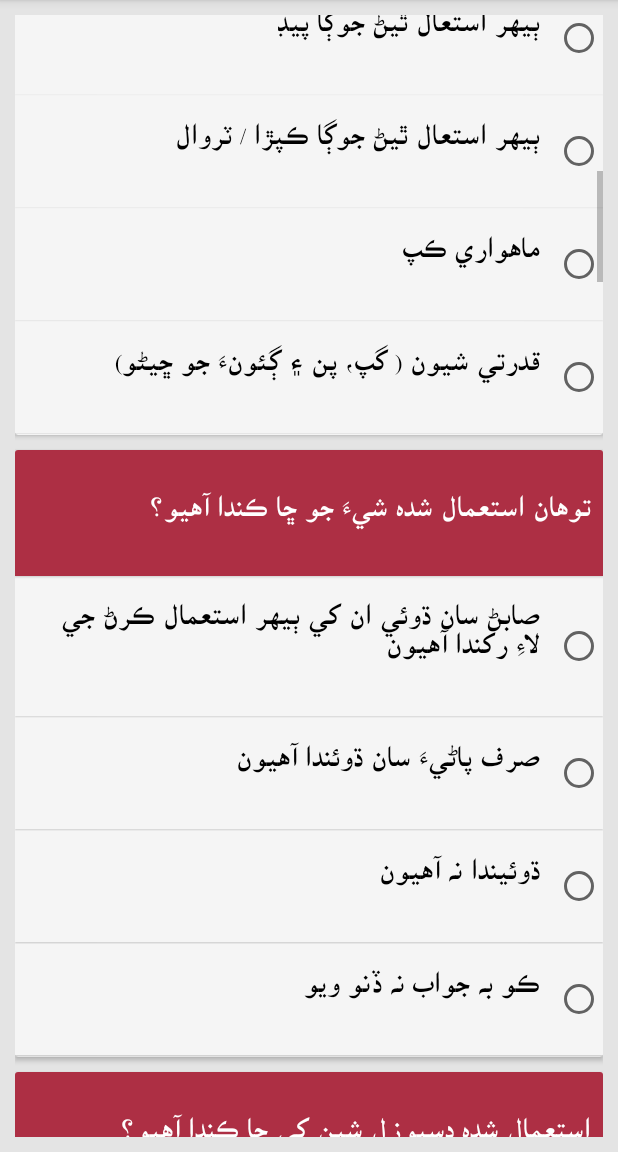
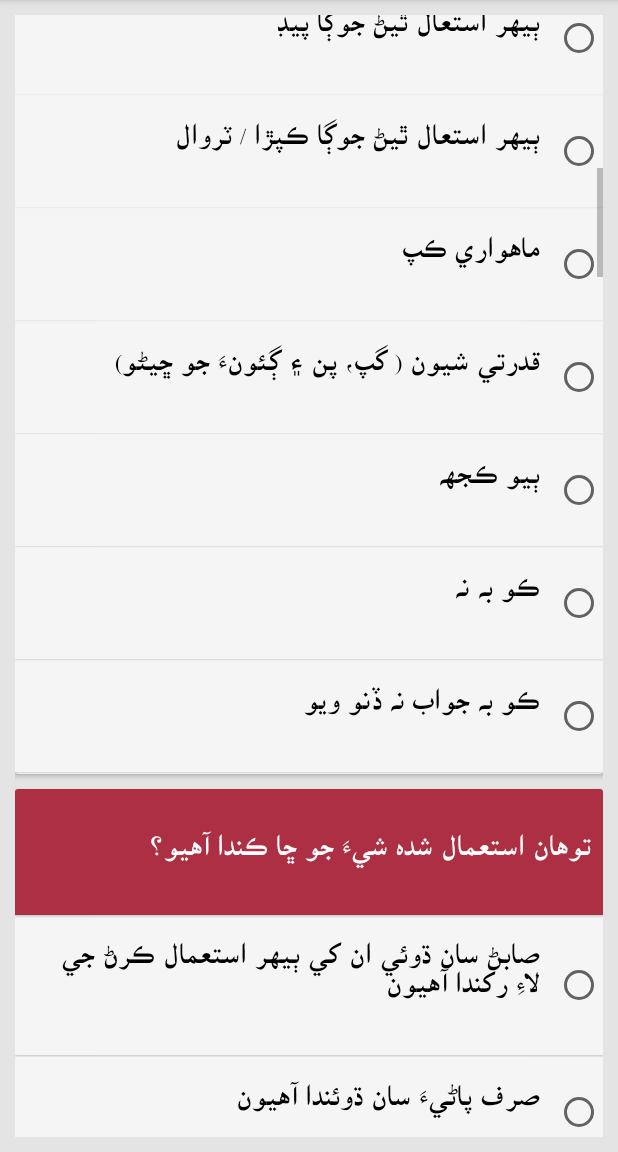
Before and after one commit to AliAzaz/MNCH-SRC-2, an Android app: the screen it shows after launch (Section03Activity), scrolled down 1074 dp, on a phone screen of 412 x 824 dp, the part 84-1236 px from its top. Run offline under Robolectric (Android 15) with nearby library versions, the phone set to English and light mode, and no system bars; our stand-ins replace data binding; Roboto replaces fonts that are not available here; 17 statements that could not run were skipped.

Commit message:
skip patterns done in section 3

```diff
--- a/app/src/main/res/layout/activity_section03.xml
+++ b/app/src/main/res/layout/activity_section03.xml
@@ -86,11 +86,11 @@
 
             <!--Q02-->
             <android.support.v7.widget.CardView
-                android:visibility='@{mnb01b.checked? View.VISIBLE : View.GONE}'
                 android:layout_width="match_parent"
                 android:layout_height="wrap_content"
                 android:layout_marginTop="10dp"
-                android:elevation="10dp">
+                android:elevation="10dp"
+                android:visibility='@{mnb01b.checked? View.VISIBLE : View.GONE}'>
 
                 <LinearLayout
                     android:layout_width="match_parent"
@@ -122,10 +122,10 @@
             </android.support.v7.widget.CardView>
 
             <LinearLayout
-                android:visibility='@{mnb01b.checked? View.GONE : View.VISIBLE}'
+                android:layout_width="match_parent"
+                android:layout_height="wrap_content"
                 android:orientation="vertical"
-                android:layout_width="match_parent"
-                android:layout_height="wrap_content">
+                android:visibility='@{mnb01b.checked? View.GONE : View.VISIBLE}'>
 
                 <!--Q03-->
                 <android.support.v7.widget.CardView
@@ -234,6 +234,42 @@
                                 android:layout_marginBottom="1dp"
                                 android:layout_weight="1"
                                 android:text="@string/mnc03j" />
+
+                            <RadioButton
+                                android:id="@+id/mnc0396"
+                                android:layout_width="match_parent"
+                                android:layout_height="wrap_content"
+                                android:layout_marginBottom="1dp"
+                                android:layout_weight="1"
+                                android:text="@string/other" />
+
+                            <EditText
+                                android:id="@+id/mnc0396x"
+                                style="@style/textInput"
+                                android:layout_width="match_parent"
+                                android:layout_height="wrap_content"
+                                android:layout_margin="10dp"
+                                android:digits="abcdefghijklmnopqrstuvwxyz ABCDEFGHIJKLMNOPQRSTUVWXYZ"
+                                android:hint="@string/other"
+                                android:inputType="text"
+                                android:visibility="gone" />
+
+
+                            <RadioButton
+                                android:id="@+id/mnc0397"
+                                android:layout_width="match_parent"
+                                android:layout_height="wrap_content"
+                                android:layout_marginBottom="1dp"
+                                android:layout_weight="1"
+                                android:text="@string/none" />
+
+                            <RadioButton
+                                android:id="@+id/mnc0398"
+                                android:layout_width="match_parent"
+                                android:layout_height="wrap_content"
+                                android:layout_marginBottom="1dp"
+                                android:layout_weight="1"
+                                android:text="@string/no_answer" />
 
 
                         </RadioGroup>
@@ -478,13 +514,6 @@
                             android:layout_marginBottom="1dp"
                             android:text="@string/mnc06f" />
 
-                        <CheckBox
-                            android:id="@+id/mnc06g"
-                            style="@style/checkbox"
-                            android:layout_width="match_parent"
-                            android:layout_height="wrap_content"
-                            android:layout_marginBottom="1dp"
-                            android:text="@string/mnc06g" />
 
                         <CheckBox
                             android:id="@+id/mnc0698"
@@ -522,13 +551,7 @@
                             android:textColor="@android:color/white"
                             android:textSize="20sp" />
 
-                        <RadioGroup
-                            android:id="@+id/mnc07"
-                            android:layout_width="match_parent"
-                            android:layout_height="wrap_content"
-                            android:orientation="vertical">
-
-                            <RadioButton
+                        <CheckBox
                             android:id="@+id/mnc07a"
                             android:layout_width="match_parent"
                             android:layout_height="wrap_content"
@@ -536,7 +559,7 @@
                             android:layout_weight="1"
                             android:text="@string/mnc07a" />
 
-                            <RadioButton
+                        <CheckBox
                             android:id="@+id/mnc07b"
                             android:layout_width="match_parent"
                             android:layout_height="wrap_content"
@@ -544,7 +567,7 @@
                             android:layout_weight="1"
                             android:text="@string/mnc07b" />
 
-                            <RadioButton
+                        <CheckBox
                             android:id="@+id/mnc07c"
                             android:layout_width="match_parent"
                             android:layout_height="wrap_content"
@@ -552,7 +575,7 @@
                             android:layout_weight="1"
                             android:text="@string/mnc07c" />
 
-                            <RadioButton
+                        <CheckBox
                             android:id="@+id/mnc0796"
                             android:layout_width="match_parent"
                             android:layout_height="wrap_content"
@@ -574,16 +597,13 @@
                             android:visibility='@{mnc0796.checked ? View.VISIBLE : View.GONE }' />
 
 
-                            <RadioButton
+                        <CheckBox
                             android:id="@+id/mnc0798"
                             android:layout_width="match_parent"
                             android:layout_height="wrap_content"
                             android:layout_marginBottom="1dp"
                             android:layout_weight="1"
                             android:text="@string/no_answer" />
-
-
-                        </RadioGroup>
 
 
                     </LinearLayout>
@@ -613,13 +633,7 @@
                             android:textColor="@android:color/white"
                             android:textSize="20sp" />
 
-                        <RadioGroup
-                            android:id="@+id/mnc08"
-                            android:layout_width="match_parent"
-                            android:layout_height="wrap_content"
-                            android:orientation="vertical">
-
-                            <RadioButton
+                        <CheckBox
                             android:id="@+id/mnc08a"
                             android:layout_width="match_parent"
                             android:layout_height="wrap_content"
@@ -627,7 +641,7 @@
                             android:layout_weight="1"
                             android:text="@string/mnc08a" />
 
-                            <RadioButton
+                        <CheckBox
                             android:id="@+id/mnc08b"
                             android:layout_width="match_parent"
                             android:layout_height="wrap_content"
@@ -635,7 +649,7 @@
                             android:layout_weight="1"
                             android:text="@string/mnc08b" />
 
-                            <RadioButton
+                        <CheckBox
                             android:id="@+id/mnc08c"
                             android:layout_width="match_parent"
                             android:layout_height="wrap_content"
@@ -644,7 +658,7 @@
                             android:text="@string/mnc08c" />
 
 
-                            <RadioButton
+                        <CheckBox
                             android:id="@+id/mnc08d"
                             android:layout_width="match_parent"
                             android:layout_height="wrap_content"
@@ -653,16 +667,13 @@
                             android:text="@string/mnc08d" />
 
 
-                            <RadioButton
+                        <CheckBox
                             android:id="@+id/mnc0898"
                             android:layout_width="match_parent"
                             android:layout_height="wrap_content"
                             android:layout_marginBottom="1dp"
                             android:layout_weight="1"
                             android:text="@string/no_answer" />
-
-
-                        </RadioGroup>
 
 
                     </LinearLayout>
@@ -1165,7 +1176,6 @@
                     </LinearLayout>
 
 
-
                 </android.support.v7.widget.CardView>
 
                 <!--Q15-->
@@ -1208,7 +1218,6 @@
             </LinearLayout>
 
 
-
             <!--  = = = = =  END OF FORM FIELDS  = = = = = -->
 
             <LinearLayout
--- a/app/src/main/res/values/strings.xml
+++ b/app/src/main/res/values/strings.xml
@@ -275,13 +275,12 @@
     <string name="mnc05d"> ساڙي ڇڏڻ </string>
 
     <string name="mnc06"> استعمال ٿيل شين کي ڌوئڻ کانپوءِ ڪٿي سڪائيندا آهيو؟ </string>
-    <string name="mnc06a"> هڪ کان وڌيڪ جواب ٿي سگهن ٿا </string>
-    <string name="mnc06b"> سج جي روشني ۾ </string>
-    <string name="mnc06c"> ٻاهر ڇانو ۾ </string>
-    <string name="mnc06d"> اندر اس ۾ </string>
-    <string name="mnc06e"> اند ڇانو ۾ </string>
-    <string name="mnc06f"> ٻئي ڪپڙي ۾ لڪائي </string>
-    <string name="mnc06g"> ٻئي ڪنهن جاءِ تي لڪائي </string>
+    <string name="mnc06a"> سج جي روشني ۾ </string>
+    <string name="mnc06b"> ٻاهر ڇانو ۾ </string>
+    <string name="mnc06c"> اندر اس ۾ </string>
+    <string name="mnc06d"> اند ڇانو ۾ </string>
+    <string name="mnc06e"> ٻئي ڪپڙي ۾ لڪائي </string>
+    <string name="mnc06f"> ٻئي ڪنهن جاءِ تي لڪائي </string>
 
     <string name="mnc07"> استعمال جي دوران توهان صاف سامان ڪٿي رکندا آهيو؟ </string>
     <string name="mnc07a"> رکندا ڪونه آهيو </string>
```
Also changed, not shown: app/src/main/java/com/example/hassannaqvi/mnch_src_2/ui/Section03Activity.java (+67 -5 lines), 1 other file. Lines whose indentation alone changed are shown as unchanged.
